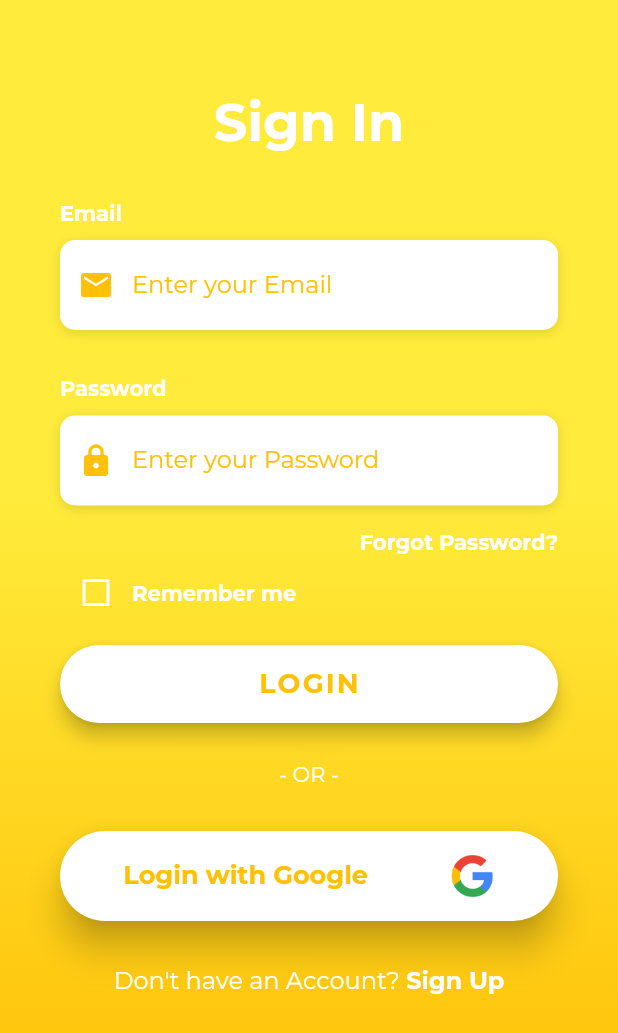
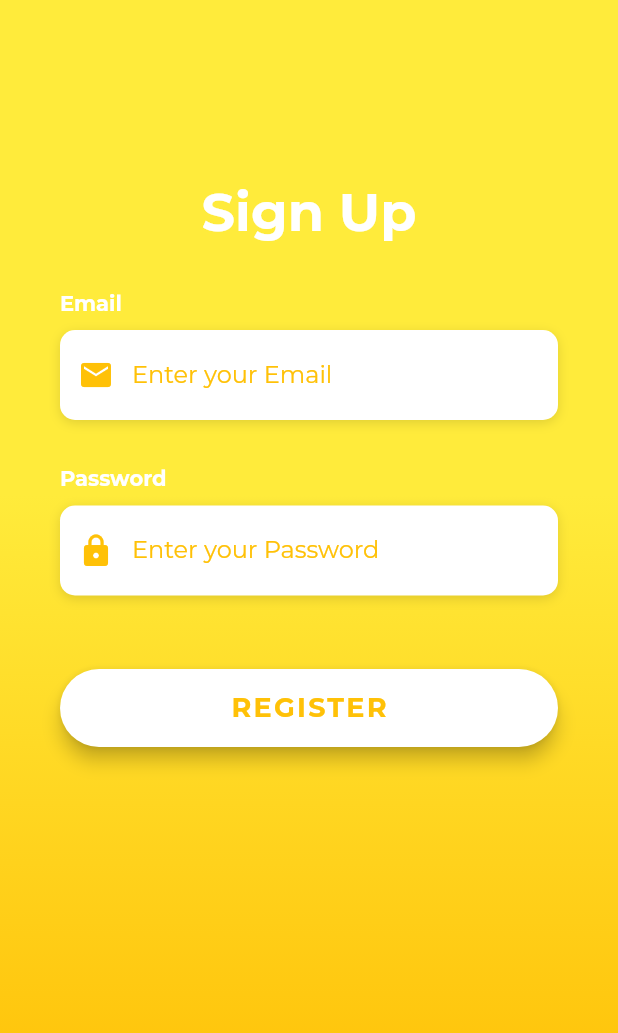
Before and after one commit to AOSSIE-Org/Monumento, a Flutter app: the LoginScreen screen opened directly, after a tap on an icon or button, on a phone screen of 412 x 824 dp. Shown: the top 1033 px of the screen. Run offline on Flutter 3.47's test engine with Material 2 defaults, Android fonts, the phone set to English and light mode, and no system bars; our stand-ins replace firebase_auth, google_fonts, google_sign_in; missing offline and left inert: intro_views_flutter; accounts and stored records are empty; network calls fail.

Commit message:
feat: User registration, Sign up screen

```diff
--- a/monumento_module/lib/login_screen.dart
+++ b/monumento_module/lib/login_screen.dart
@@ -4,6 +4,7 @@ import 'package:flutter/services.dart';
 import 'package:google_fonts/google_fonts.dart';
 import 'package:google_sign_in/google_sign_in.dart';
 import 'package:monumento/main.dart';
+import 'package:monumento/register_screen.dart';
 import 'constants.dart';
 
 class LoginScreen extends StatefulWidget {
@@ -291,7 +292,8 @@ class _LoginScreenState extends State<LoginScreen> {
     return GestureDetector(
       onTap: () {
         print('Sign Up Button Pressed');
-        // TODO: Link Sign Up Page
+        Navigator.push(
+            context, MaterialPageRoute(builder: (context) => SignUpScreen()));
       },
       child: RichText(
         text: TextSpan(
--- /dev/null
+++ b/monumento_module/lib/register_screen.dart
@@ -0,0 +1,214 @@
+import 'package:firebase_auth/firebase_auth.dart';
+import 'package:flutter/material.dart';
+import 'package:flutter/services.dart';
+import 'package:google_fonts/google_fonts.dart';
+import 'constants.dart';
+import 'main.dart';
+
+class SignUpScreen extends StatefulWidget {
+  @override
+  _SignUpScreenState createState() => _SignUpScreenState();
+}
+
+class _SignUpScreenState extends State<SignUpScreen> {
+  var _emailController = TextEditingController();
+  var _passwordController = TextEditingController();
+  final _scaffoldKey = GlobalKey<ScaffoldState>();
+
+  final FirebaseAuth auth = FirebaseAuth.instance;
+
+  Future<FirebaseUser> signUp(email, password) async {
+    try {
+      AuthResult authResult = await auth.createUserWithEmailAndPassword(
+          email: email, password: password);
+      FirebaseUser user = authResult.user;
+      assert(user != null);
+      assert(await user.getIdToken() != null);
+      return user;
+    } catch (e) {
+      return null;
+    }
+  }
+
+  Widget _buildEmailTF() {
+    return Column(
+      crossAxisAlignment: CrossAxisAlignment.start,
+      children: <Widget>[
+        Text(
+          'Email',
+          style: kLabelStyle,
+        ),
+        SizedBox(height: 10.0),
+        Container(
+          alignment: Alignment.centerLeft,
+          decoration: kBoxDecorationStyle,
+          height: 60.0,
+          child: TextField(
+            keyboardType: TextInputType.emailAddress,
+            controller: _emailController,
+            style: TextStyle(
+              color: Colors.amber,
+            ),
+            decoration: InputDecoration(
+              border: InputBorder.none,
+              contentPadding: EdgeInsets.only(top: 14.0),
+              prefixIcon: Icon(
+                Icons.email,
+                color: Colors.amber,
+              ),
+              hintText: 'Enter your Email',
+              hintStyle: kHintTextStyle,
+            ),
+          ),
+        ),
+      ],
+    );
+  }
+
+  Widget _buildPasswordTF() {
+    return Column(
+      crossAxisAlignment: CrossAxisAlignment.start,
+      children: <Widget>[
+        Text(
+          'Password',
+          style: kLabelStyle,
+        ),
+        SizedBox(height: 10.0),
+        Container(
+          alignment: Alignment.centerLeft,
+          decoration: kBoxDecorationStyle,
+          height: 60.0,
+          child: TextField(
+            obscureText: true,
+            keyboardType: TextInputType.visiblePassword,
+            controller: _passwordController,
+            style: TextStyle(
+              color: Colors.amber,
+            ),
+            decoration: InputDecoration(
+              border: InputBorder.none,
+              contentPadding: EdgeInsets.only(top: 14.0),
+              prefixIcon: Icon(
+                Icons.lock,
+                color: Colors.amber,
+              ),
+              hintText: 'Enter your Password',
+              hintStyle: kHintTextStyle,
+            ),
+          ),
+        ),
+      ],
+    );
+  }
+
+  Widget _buildSignUpBtn() {
+    return Container(
+      padding: EdgeInsets.symmetric(vertical: 25.0),
+      width: double.infinity,
+      child: RaisedButton(
+        elevation: 5.0,
+        splashColor: Colors.lightGreen,
+        onPressed: () {
+          print('SignUp Button Pressed');
+          signUp(_emailController.text, _passwordController.text).then((user) {
+            if (user != null)
+              Navigator.pushReplacement(
+                  context,
+                  MaterialPageRoute(
+                      builder: (context) => MyHomePage(title: 'Monumento')));
+            else {
+              _scaffoldKey.currentState.showSnackBar(SnackBar(
+                backgroundColor: Colors.white,
+                content: Text(
+                  'Error while Signing up!',
+                  style: TextStyle(
+                      color: Colors.amber,
+                      fontFamily: GoogleFonts.montserrat().fontFamily),
+                ),
+              ));
+            }
+          });
+        },
+        padding: EdgeInsets.all(15.0),
+        shape: RoundedRectangleBorder(
+          borderRadius: BorderRadius.circular(30.0),
+        ),
+        color: Colors.white,
+        child: Text(
+          'REGISTER',
+          style: TextStyle(
+            color: Colors.amber,
+            letterSpacing: 1.5,
+            fontSize: 18.0,
+            fontWeight: FontWeight.bold,
+          ),
+        ),
+      ),
+    );
+  }
+
+  @override
+  Widget build(BuildContext context) {
+    return Scaffold(
+      key: _scaffoldKey,
+      body: AnnotatedRegion<SystemUiOverlayStyle>(
+        value: SystemUiOverlayStyle.light,
+        child: GestureDetector(
+          onTap: () => FocusScope.of(context).unfocus(),
+          child: Stack(
+            children: <Widget>[
+              Container(
+                height: double.infinity,
+                width: double.infinity,
+                decoration: BoxDecoration(
+                  gradient: LinearGradient(
+                    begin: Alignment.topCenter,
+                    end: Alignment.bottomCenter,
+                    colors: [
+                      Colors.yellow,
+                      Colors.amber,
+                    ],
+                    stops: [0.4, 0.9],
+                  ),
+                ),
+              ),
+              Container(
+                height: double.infinity,
+                child: SingleChildScrollView(
+                  physics: AlwaysScrollableScrollPhysics(),
+                  padding: EdgeInsets.symmetric(
+                    horizontal: 40.0,
+                    vertical: 120.0,
+                  ),
+                  child: Column(
+                    mainAxisAlignment: MainAxisAlignment.center,
+                    children: <Widget>[
+                      Text(
+                        'Sign Up',
+                        style: TextStyle(
+                          color: Colors.white,
+                          fontSize: 35.0,
+                          fontWeight: FontWeight.bold,
+                        ),
+                      ),
+                      SizedBox(height: 30.0),
+                      _buildEmailTF(),
+                      SizedBox(
+                        height: 30.0,
+                      ),
+                      _buildPasswordTF(),
+                      SizedBox(
+                        height: 24.0,
+                      ),
+                      _buildSignUpBtn(),
+                    ],
+                  ),
+                ),
+              )
+            ],
+          ),
+        ),
+      ),
+    );
+  }
+}
```
